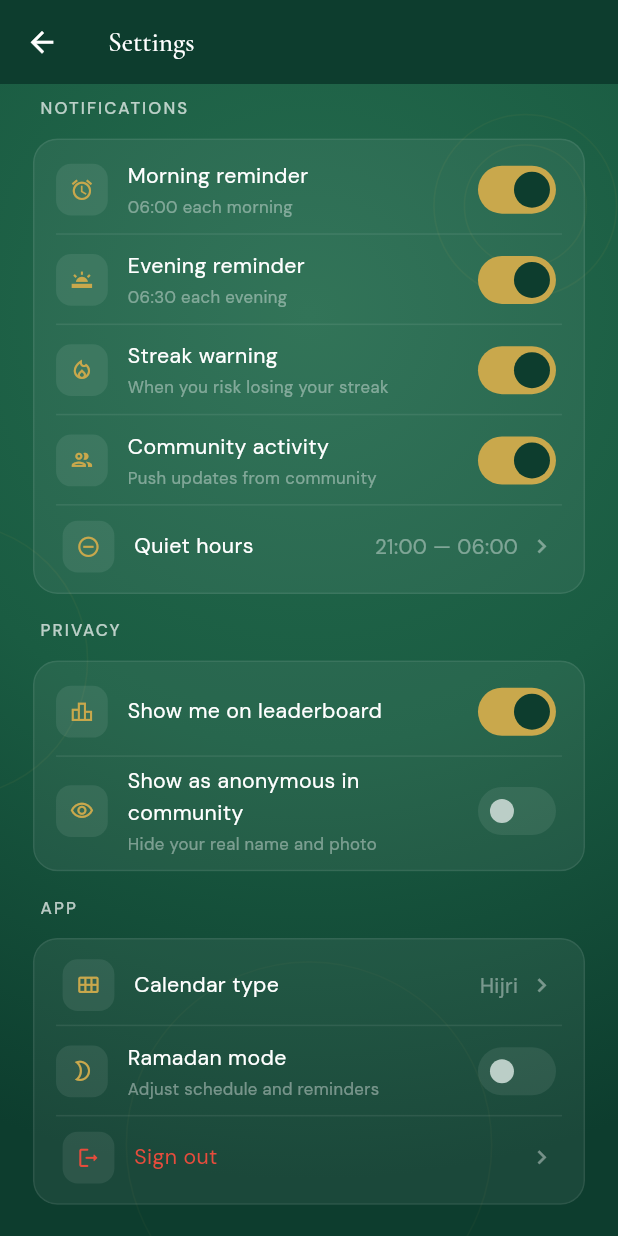
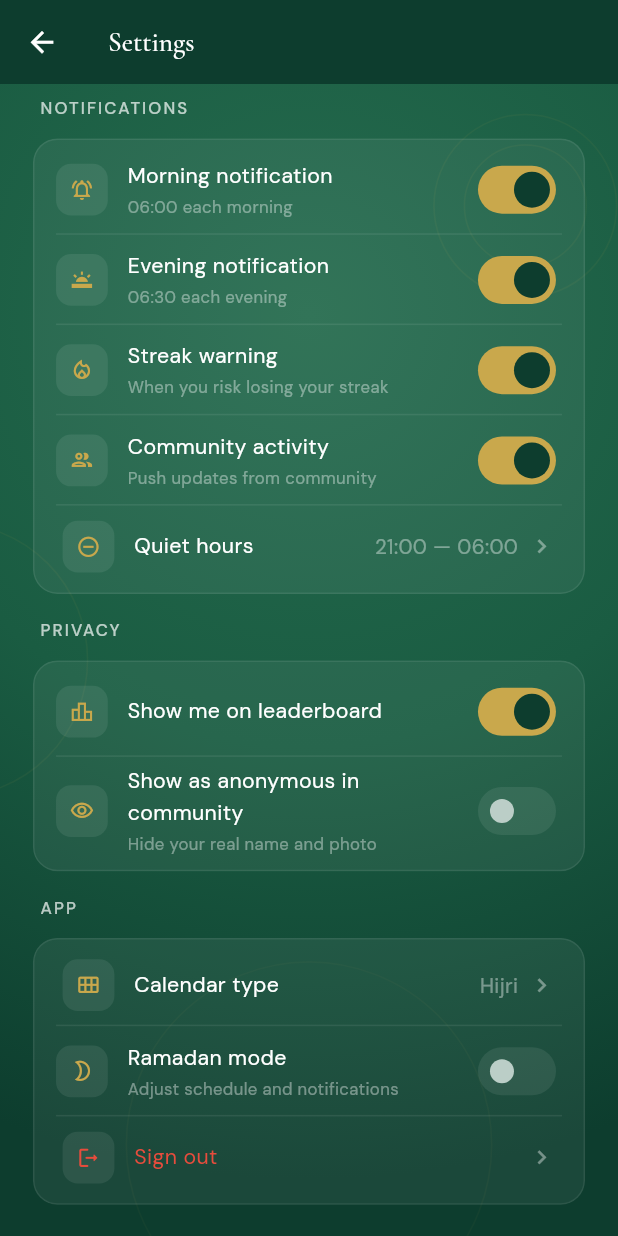
Before and after one commit to Iamsakeeb10/amol-tracker-flutter, a Flutter app: the QuietHoursScreen screen opened by its route, after a tap on the "remove" icon, after a tap on the "add" icon, after a tap on "Save", on a phone screen of 412 x 824 dp. Run offline on Flutter 3.47's test engine with Material 3 defaults, Android fonts, the phone set to English and light mode, and no system bars; our stand-ins replace cloud_firestore, connectivity_plus, firebase_auth, firebase_core, firebase_messaging, flutter_local_notifications and 10 more; accounts and stored records are empty.

Commit message:
fixed notification issue

```diff
--- a/lib/app.dart
+++ b/lib/app.dart
@@ -12,12 +12,14 @@ class AmolTrackerApp extends StatefulWidget {
   State<AmolTrackerApp> createState() => _AmolTrackerAppState();
 }
 
-class _AmolTrackerAppState extends State<AmolTrackerApp> {
+class _AmolTrackerAppState extends State<AmolTrackerApp>
+    with WidgetsBindingObserver {
   late final GoRouter _router;
 
   @override
   void initState() {
     super.initState();
+    WidgetsBinding.instance.addObserver(this);
     _router = buildAppRouter();
     NotificationService.instance.initialize(
       onDeepLink: (route) {
@@ -28,7 +30,16 @@ class _AmolTrackerAppState extends State<AmolTrackerApp> {
   }
 
   @override
+  void didChangeAppLifecycleState(AppLifecycleState state) {
+    super.didChangeAppLifecycleState(state);
+    if (state == AppLifecycleState.resumed) {
+      NotificationService.instance.rescheduleAll();
+    }
+  }
+
+  @override
   void dispose() {
+    WidgetsBinding.instance.removeObserver(this);
     NotificationService.instance.dispose();
     _router.dispose();
     super.dispose();
--- a/lib/core/services/notification_service.dart
+++ b/lib/core/services/notification_service.dart
@@ -5,7 +5,6 @@ import 'package:firebase_auth/firebase_auth.dart';
 import 'package:firebase_messaging/firebase_messaging.dart';
 import 'package:flutter/material.dart';
 import 'package:flutter_local_notifications/flutter_local_notifications.dart';
-import 'package:flutter/services.dart';
 import 'package:timezone/data/latest_all.dart' as tz_data;
 import 'package:timezone/timezone.dart' as tz;
 
@@ -30,7 +29,6 @@ class NotificationService {
   static const int _eveningId = 630;
   static const int _streakId = 2200;
   static const int _jumuahId = 800;
-
   final FlutterLocalNotificationsPlugin _localNotifications =
       FlutterLocalNotificationsPlugin();
   final FirebaseMessaging _messaging = FirebaseMessaging.instance;
@@ -41,7 +39,10 @@ class NotificationService {
 
   Future<void> initialize({void Function(String route)? onDeepLink}) async {
     _onDeepLink = onDeepLink;
-    if (_initialized) return;
+    if (_initialized) {
+      await _safeRescheduleAll();
+      return;
+    }
 
     tz_data.initializeTimeZones();
     // Product docs target Bangladesh users; enforce Dhaka timezone for schedules.
@@ -55,6 +56,7 @@ class NotificationService {
       settings: settings,
       onDidReceiveNotificationResponse: _onLocalResponse,
     );
+    await _ensureLocalNotificationPermission();
 
     final launchDetails = await _localNotifications
         .getNotificationAppLaunchDetails();
@@ -64,6 +66,7 @@ class NotificationService {
     }
 
     await _setupFcm();
+    await _safeRescheduleAll();
     _initialized = true;
   }
 
@@ -113,6 +116,32 @@ class NotificationService {
     if (isEveningEnabled) await _scheduleEvening();
     if (isStreakEnabled) await _scheduleStreakWarning();
     await _scheduleJumuah();
+  }
+
+  Future<void> _safeRescheduleAll() async {
+    try {
+      await scheduleAll();
+    } catch (_) {
+      // Never crash app startup due to platform scheduling quirks.
+    }
+  }
+
+  Future<void> _ensureLocalNotificationPermission() async {
+    final android = _localNotifications
+        .resolvePlatformSpecificImplementation<
+          AndroidFlutterLocalNotificationsPlugin
+        >();
+    final ios = _localNotifications
+        .resolvePlatformSpecificImplementation<
+          IOSFlutterLocalNotificationsPlugin
+        >();
+
+    if (android != null) {
+      await android.requestNotificationsPermission();
+    }
+    if (ios != null) {
+      await ios.requestPermissions(alert: true, badge: true, sound: true);
+    }
   }
 
   Future<void> rescheduleAll() async {
@@ -203,7 +232,7 @@ class NotificationService {
     if (_isSuppressedByQuietHours(at)) return;
     await _safeZonedSchedule(
       id: _morningId,
-      title: 'Morning reminder',
+      title: 'Morning notification',
       body: 'Start your day with today\'s amal.',
       scheduledDate: _nextInstance(at),
       payload: AppRoutes.home,
@@ -216,7 +245,7 @@ class NotificationService {
     if (_isSuppressedByQuietHours(at)) return;
     await _safeZonedSchedule(
       id: _eveningId,
-      title: 'Evening reminder',
+      title: 'Evening notification',
       body: 'Don\'t miss your evening azkar and Quran.',
       scheduledDate: _nextInstance(at),
       payload: AppRoutes.home,
@@ -260,7 +289,6 @@ class NotificationService {
     required DateTimeComponents matchDateTimeComponents,
   }) async {
     final details = _notificationDetails(payload: payload);
-    try {
     await _localNotifications.zonedSchedule(
       id: id,
       title: title,
@@ -268,32 +296,8 @@ class NotificationService {
       scheduledDate: scheduledDate,
       notificationDetails: details,
       matchDateTimeComponents: matchDateTimeComponents,
-        androidScheduleMode: AndroidScheduleMode.exactAllowWhileIdle,
-      );
-    } on PlatformException catch (e) {
-      if (e.code != 'exact_alarms_not_permitted') rethrow;
-      // On Android 12+/emulators without exact alarm permission, degrade gracefully.
-      await _localNotifications.zonedSchedule(
-        id: id,
-        title: title,
-        body: body,
-        scheduledDate: scheduledDate,
-        notificationDetails: details,
-        matchDateTimeComponents: matchDateTimeComponents,
+      // Use inexact mode for broad device compatibility without exact scheduling permission.
       androidScheduleMode: AndroidScheduleMode.inexactAllowWhileIdle,
-      );
-    }
-  }
-
-  Future<void> showTestNotificationNow() async {
-    await _localNotifications.show(
-      id: 99999,
-      title: 'Test notification',
-      body: 'If you can see this, local notifications are working.',
-      notificationDetails: _notificationDetails(
-        payload: AppRoutes.notifications,
-      ),
-      payload: AppRoutes.notifications,
     );
   }
 
@@ -301,8 +305,8 @@ class NotificationService {
     return NotificationDetails(
       android: AndroidNotificationDetails(
         'amal_tracker_daily',
-        'Daily Reminders',
-        channelDescription: 'Daily and weekly reminders for amal logging',
+        'Daily Notifications',
+        channelDescription: 'Daily and weekly notifications for amal logging',
         importance: Importance.high,
         priority: Priority.high,
       ),
--- a/lib/features/settings/presentation/screens/quiet_hours_screen.dart
+++ b/lib/features/settings/presentation/screens/quiet_hours_screen.dart
@@ -80,7 +80,7 @@ class _QuietHoursScreenState extends ConsumerState<QuietHoursScreen> {
           Padding(
             padding: EdgeInsets.symmetric(horizontal: 4.w),
             child: Text(
-              'Notifications stay silent during these hours. Reminders still run.',
+              'Notifications stay silent during these hours. Notification schedules still run.',
               style: AppTextStyles.bodyMedium(context),
             ),
           ),
--- a/lib/features/settings/presentation/screens/settings_screen.dart
+++ b/lib/features/settings/presentation/screens/settings_screen.dart
@@ -81,8 +81,8 @@ class _SettingsScreenState extends ConsumerState<SettingsScreen> {
             child: Column(
               children: [
                 ToggleRow(
-                  icon: Icons.alarm,
-                  title: 'Morning reminder',
+                  icon: Icons.notifications_active_outlined,
+                  title: 'Morning notification',
                   subtitle: '06:00 each morning',
                   value: prefs.morningEnabled,
                   onChanged: (v) => prefsNotifier.setMorningEnabled(v),
@@ -90,7 +90,7 @@ class _SettingsScreenState extends ConsumerState<SettingsScreen> {
                 const Divider(),
                 ToggleRow(
                   icon: Icons.wb_twighlight,
-                  title: 'Evening reminder',
+                  title: 'Evening notification',
                   subtitle: '06:30 each evening',
                   value: prefs.eveningEnabled,
                   onChanged: (v) => prefsNotifier.setEveningEnabled(v),
@@ -160,7 +160,7 @@ class _SettingsScreenState extends ConsumerState<SettingsScreen> {
                 ToggleRow(
                   icon: Icons.brightness_2_outlined,
                   title: 'Ramadan mode',
-                  subtitle: 'Adjust schedule and reminders',
+                  subtitle: 'Adjust schedule and notifications',
                   value: _ramadanMode,
                   onChanged: (v) => setState(() => _ramadanMode = v),
                 ),
--- a/lib/shared/mock/mock_data.dart
+++ b/lib/shared/mock/mock_data.dart
@@ -238,7 +238,7 @@ const List<MockNotification> kNotifications = [
     title: 'Fajr is 12 min away',
     body: 'Get ready for the morning prayer',
     time: '4:38 AM',
-    icon: Icons.alarm_outlined,
+    icon: Icons.notifications_active_outlined,
     unread: true,
   ),
   MockNotification(
@@ -265,10 +265,10 @@ const List<MockNotification> kNotifications = [
   ),
   MockNotification(
     id: 'n5',
-    title: 'Daily reminder',
+    title: 'Daily notification',
     body: "Don't forget your evening azkar",
     time: '3d ago',
-    icon: Icons.nightlight_outlined,
+    icon: Icons.notifications_outlined,
   ),
 ];
 
```
Also changed, not shown: 6 other files. Lines whose indentation alone changed are shown as unchanged.
